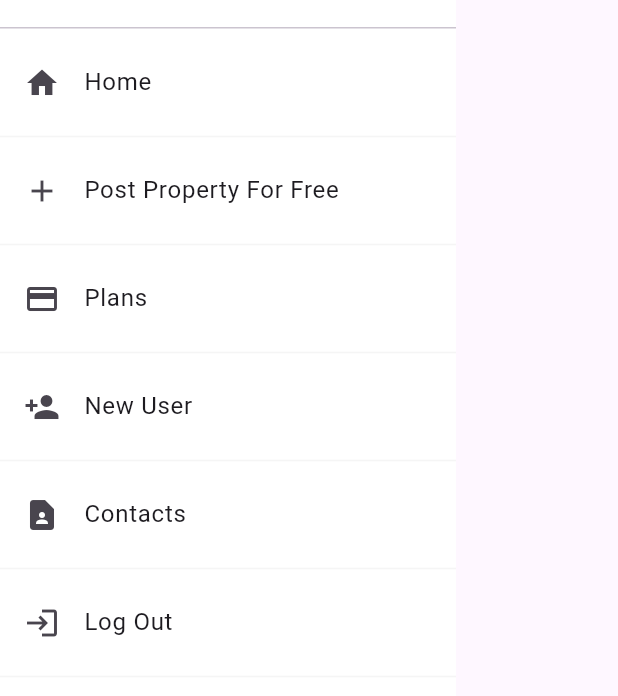
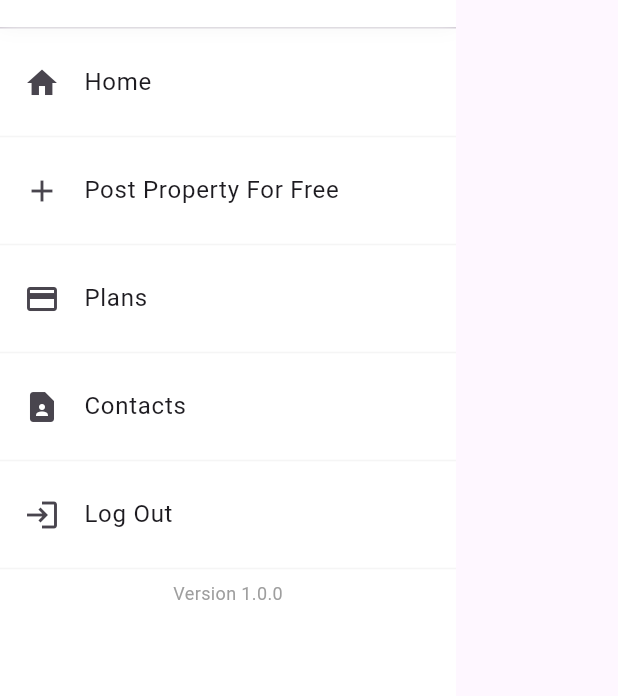
Before and after one commit to myzerobroker/myzerobrokerapp, a Flutter app: the DrawerContent widget shown alone on an empty page, opened directly, on a phone screen of 412 x 824 dp, the part 213-909 px from its top. Run offline on Flutter 3.47's test engine with Material 3 defaults, Android fonts, the phone set to English and light mode, and no system bars; our stand-ins replace animated_splash_screen, bloc, equatable, flutter_bloc, get_it, image_picker and 2 more; missing offline and left inert: awesome_drawer_bar.

Commit message:
drawer updation

```diff
--- a/lib/presentation/screens/login/login_screen.dart
+++ b/lib/presentation/screens/login/login_screen.dart
@@ -225,7 +225,7 @@ class _LoginScreenState extends State<LoginScreen> {
                           SizedBox(height: height * 0.02),
                           InkWell(
                             onTap: () {
-                              Navigator.pushNamed(
+                              Navigator.pushReplacementNamed(
                                   context, RoutesName.signUpScreen);
                             },
                             child: Text.rich(
--- a/lib/presentation/widgets/drawer_content.dart
+++ b/lib/presentation/widgets/drawer_content.dart
@@ -10,6 +10,12 @@ class DrawerContent extends StatelessWidget {
         child: Column(
           children: [
             DrawerHeader(
+                decoration: BoxDecoration(color: Colors.white, boxShadow: [
+                  BoxShadow(
+                    color: Colors.grey.shade100,
+                    blurRadius: 10.0,
+                  )
+                ]),
                 child: Padding(
                   padding: const EdgeInsets.all(12.0),
                   child: Image.asset(
@@ -18,6 +24,7 @@ class DrawerContent extends StatelessWidget {
                   ),
                 )),
             Column(
+              mainAxisAlignment: MainAxisAlignment.spaceBetween,
               children: [
                 ListView(
                   physics: NeverScrollableScrollPhysics(),
@@ -38,11 +45,6 @@ class DrawerContent extends StatelessWidget {
                     Divider(
                       color: Colors.grey.shade100,
                     ),
-                    _drawerItem(context, 'New User', RoutesName.signUpScreen,
-                        Icon(Icons.person_add)),
-                    Divider(
-                      color: Colors.grey.shade100,
-                    ),
                     _drawerItem(context, 'Contacts', RoutesName.contactsScreen,
                         Icon(Icons.contact_page)),
                     Divider(
@@ -55,6 +57,9 @@ class DrawerContent extends StatelessWidget {
                     ),
                   ],
                 ),
+                Center(
+                    child: Text('Version 1.0.0',
+                        style: TextStyle(fontSize: 12, color: Colors.grey)))
               ],
             )
           ],
@@ -67,7 +72,11 @@ class DrawerContent extends StatelessWidget {
       leading: icon,
       title: Text(title),
       onTap: () {
-        Navigator.pushNamed(context, routeName); // Navigate via routes
+        if (routeName == RoutesName.homeScreen) {
+
+          return;
+        }
+        Navigator.pushNamed(context, routeName);
       },
     );
   }
```
Also changed, not shown: lib/presentation/screens/signup/signup_screen.dart (+6 -5 lines). Lines whose indentation alone changed are shown as unchanged.
